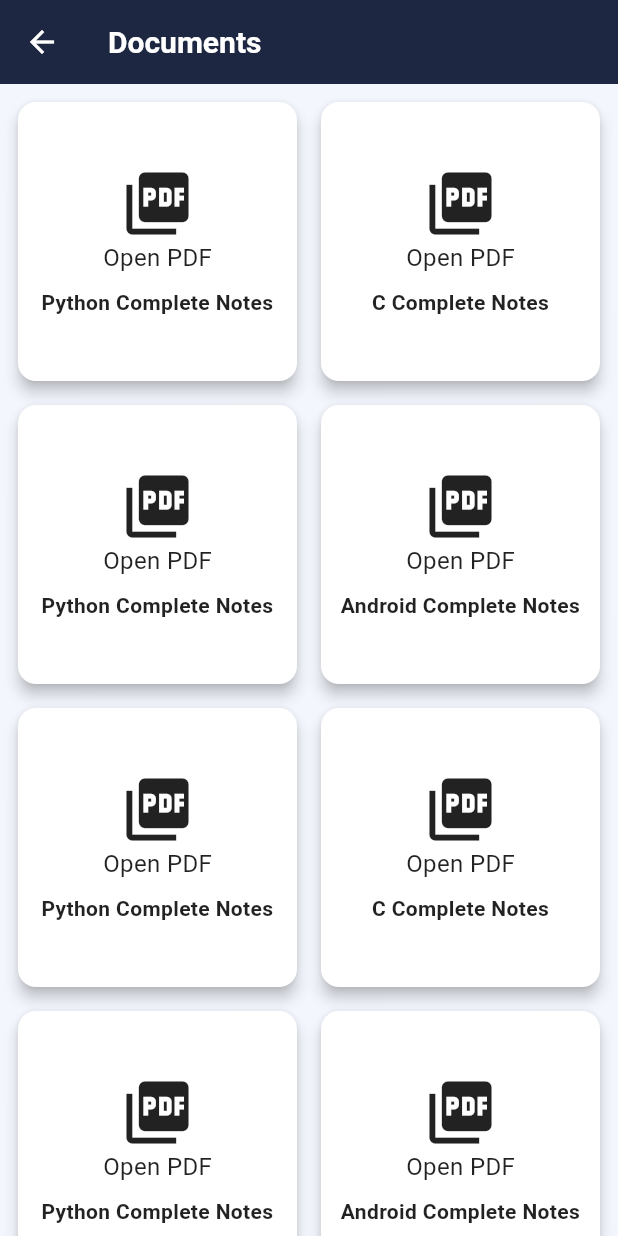
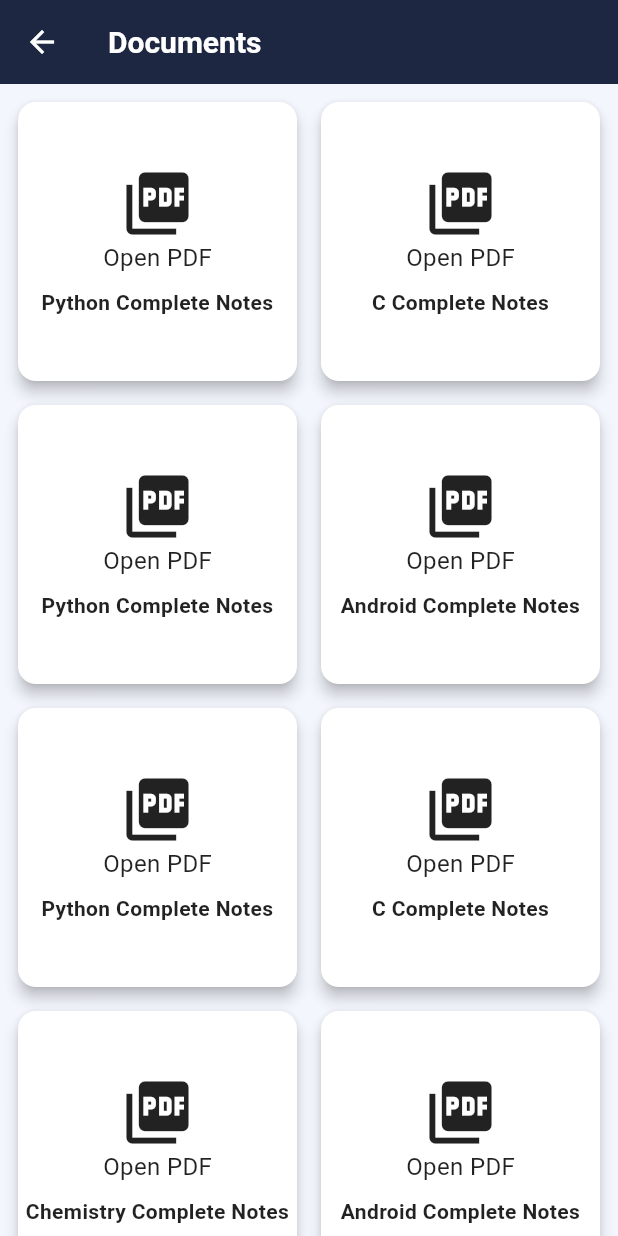
Before and after one commit to rupeshthakur-coder/edubridge_nepal, a Flutter app: the DocumentPage screen opened directly, on a phone screen of 412 x 824 dp. Run offline on Flutter 3.47's test engine with Material 3 defaults, Android fonts, the phone set to English and light mode, and no system bars; our stand-ins replace cached_network_image, flutter_svg; missing offline and left inert: pdfx.

```diff
--- a/lib/features/notes/note_page.dart
+++ b/lib/features/notes/note_page.dart
@@ -3,12 +3,10 @@ import 'package:flutter/material.dart';
 import 'package:flutter/services.dart';
 import 'package:pdfx/pdfx.dart';
 
-// Model class for documents
 class DocumentModel {
   final String name;
   final String url;
-  final String type; // 'pdf' or 'image'
-
+  final String type;
   DocumentModel({
     required this.url,
     required this.type,
@@ -16,7 +14,6 @@ class DocumentModel {
   });
 }
 
-// Sample list of documents
 final List<DocumentModel> documents = [
   DocumentModel(
       url:
@@ -50,9 +47,9 @@ final List<DocumentModel> documents = [
       name: 'C Complete Notes'),
   DocumentModel(
       url:
-          'https://cwh-full-next-space.fra1.cdn.digitaloceanspaces.com/notes/Python_Complete_Notes.pdf',
+          'https://chemrxiv.org/engage/api-gateway/chemrxiv/assets/orp/resource/item/6684060b5101a2ffa8292028/original/a-simple-algorithm-for-converting-random-number-generator-outputs-to-universal-distributions-to-aid-teaching-and-research-in-modern-physical-chemistry.pdf',
       type: 'pdf',
-      name: 'Python Complete Notes'),
+      name: 'Chemistry Complete Notes'),
   DocumentModel(
       url:
           'https://cwh-full-next-space.fra1.cdn.digitaloceanspaces.com/notes/Android_CompleteNotes.pdf',
@@ -139,7 +136,6 @@ class DocumentPage extends StatelessWidget {
   }
 }
 
-// Page for viewing full-size images
 class FullImageView extends StatelessWidget {
   final String url;
 
```
